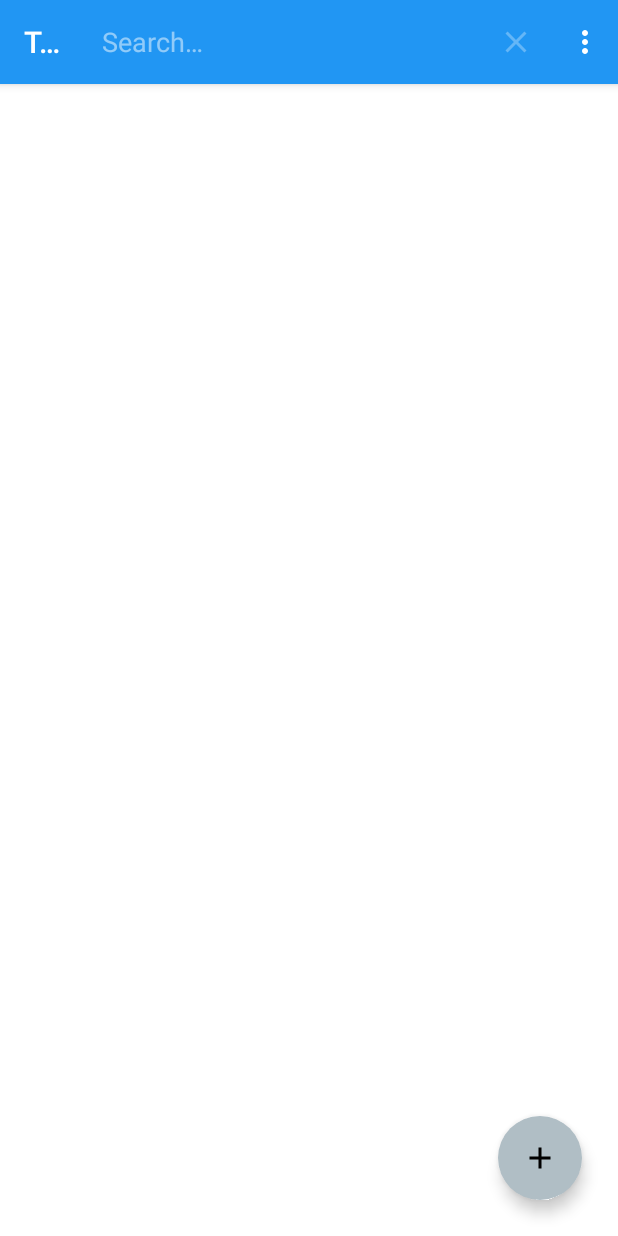
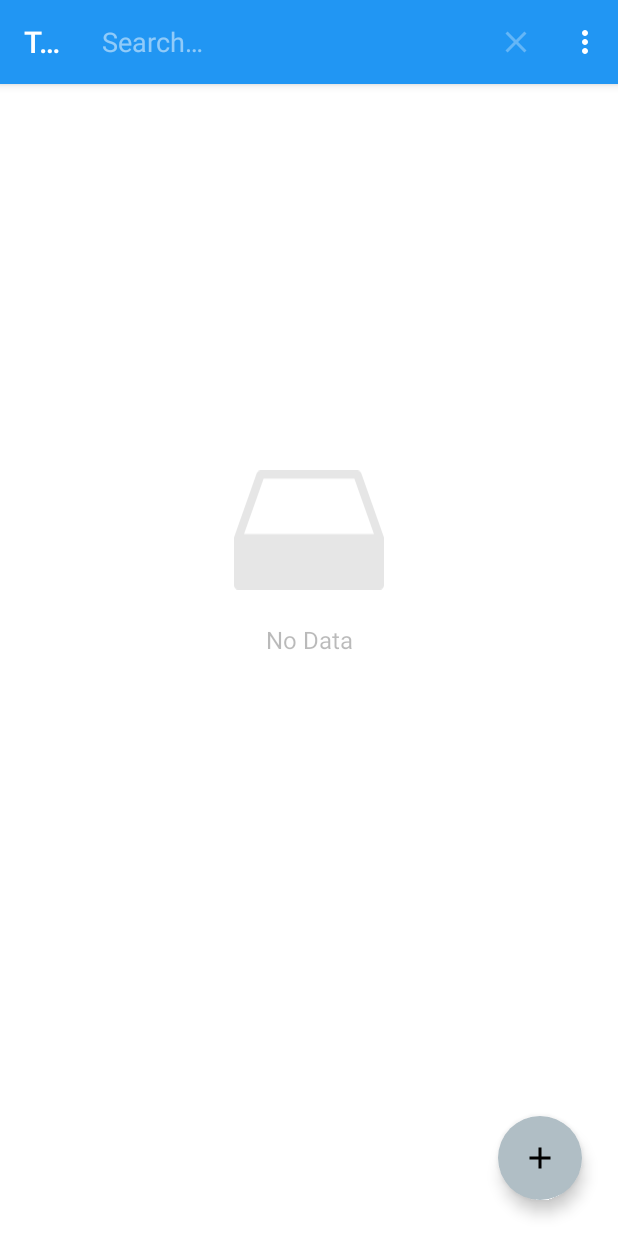
Before and after one commit to A-Fares/ToDo-App, an Android app: the screen it shows after launch (MainActivity), after a tap on "Search", on a phone screen of 412 x 824 dp. Run offline under Robolectric (Android 15) with nearby library versions, the phone set to English and light mode, and no system bars; our stand-ins replace Room's generated code, navigation-ui.

Commit message:
show No Data Views

```diff
--- a/app/src/main/java/com/afares/todo/fragments/SharedViewModel.kt
+++ b/app/src/main/java/com/afares/todo/fragments/SharedViewModel.kt
@@ -7,10 +7,19 @@ import android.widget.AdapterView
 import android.widget.TextView
 import androidx.core.content.ContextCompat
 import androidx.lifecycle.AndroidViewModel
+import androidx.lifecycle.MutableLiveData
 import com.afares.todo.R
 import com.afares.todo.data.model.Priority
+import com.afares.todo.data.model.ToDoData
 
 class SharedViewModel(application: Application) : AndroidViewModel(application) {
+
+    val emptyDatabase: MutableLiveData<Boolean> = MutableLiveData(true)
+
+    fun cechIfDatabaseEmpty(toDoData: List<ToDoData>) {
+        emptyDatabase.value = toDoData.isEmpty()
+    }
+
 
     val listener: AdapterView.OnItemSelectedListener = object :
         AdapterView.OnItemSelectedListener {
--- a/app/src/main/java/com/afares/todo/fragments/list/ListFragment.kt
+++ b/app/src/main/java/com/afares/todo/fragments/list/ListFragment.kt
@@ -6,10 +6,12 @@ import android.view.*
 import android.widget.Toast
 import androidx.fragment.app.Fragment
 import androidx.fragment.app.viewModels
+import androidx.lifecycle.Observer
 import androidx.navigation.fragment.findNavController
 import androidx.recyclerview.widget.LinearLayoutManager
 import com.afares.todo.R
 import com.afares.todo.data.viewmodel.ToDoViewModel
+import com.afares.todo.fragments.SharedViewModel
 import kotlinx.android.synthetic.main.fragment_list.view.*
 import kotlinx.coroutines.Dispatchers
 import kotlinx.coroutines.GlobalScope
@@ -17,6 +19,8 @@ import kotlinx.coroutines.launch
 
 
 class ListFragment : Fragment() {
+
+    private val mSharedViewModel: SharedViewModel by viewModels()
 
     private val mToDoViewModel: ToDoViewModel by viewModels()
 
@@ -34,10 +38,14 @@ class ListFragment : Fragment() {
         recyclerView.adapter = adapter
         recyclerView.layoutManager = LinearLayoutManager(requireActivity())
 
-        mToDoViewModel.getAllData.observe(viewLifecycleOwner, { date ->
-            adapter.setData(date)
+        mToDoViewModel.getAllData.observe(viewLifecycleOwner, { data ->
+            mSharedViewModel.cechIfDatabaseEmpty(data)
+            adapter.setData(data)
         })
 
+        mSharedViewModel.emptyDatabase.observe(viewLifecycleOwner, Observer {
+            showEmptyDatabaseViews(it)
+        })
 
         view.floatingActionButton.setOnClickListener {
             findNavController().navigate(R.id.action_listFragment_to_addFragment)
@@ -50,6 +58,16 @@ class ListFragment : Fragment() {
         setHasOptionsMenu(true)
 
         return view
+    }
+
+    private fun showEmptyDatabaseViews(emptyDatabase: Boolean) {
+        if (emptyDatabase) {
+            view?.no_data_ImageView?.visibility = View.VISIBLE
+            view?.no_data_textView?.visibility = View.VISIBLE
+        } else {
+            view?.no_data_ImageView?.visibility = View.INVISIBLE
+            view?.no_data_textView?.visibility = View.INVISIBLE
+        }
     }
 
     override fun onCreateOptionsMenu(menu: Menu, inflater: MenuInflater) {
--- a/app/src/main/res/layout/fragment_list.xml
+++ b/app/src/main/res/layout/fragment_list.xml
@@ -29,10 +29,10 @@
         android:visibility="invisible"
         app:layout_constraintEnd_toEndOf="@+id/recyclerView"
         app:layout_constraintStart_toStartOf="@+id/recyclerView"
-        app:layout_constraintTop_toBottomOf="@+id/no_data_ageView" />
+        app:layout_constraintTop_toBottomOf="@+id/no_data_ImageView" />
 
     <ImageView
-        android:id="@+id/no_data_ageView"
+        android:id="@+id/no_data_ImageView"
         android:layout_width="100dp"
         android:layout_height="100dp"
         android:contentDescription="@string/todo"
```
